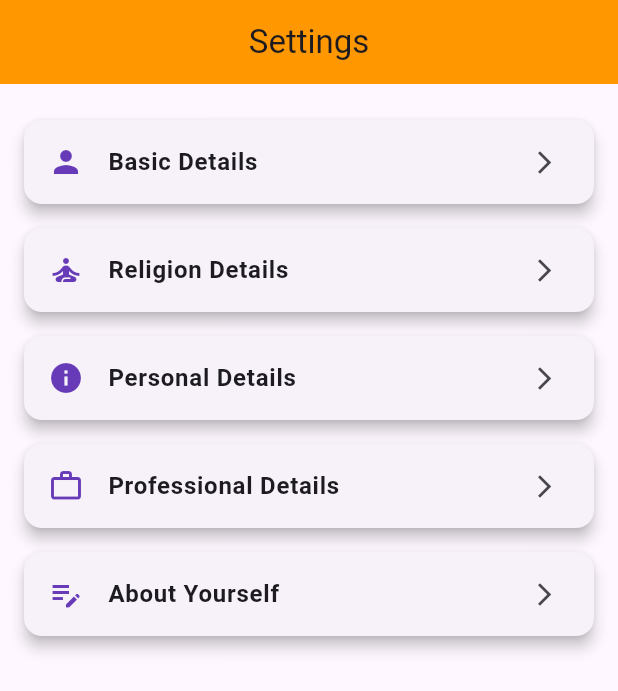
After one commit to ashishGit-Hub/matrimony, a Flutter app: the SettingsScreen screen opened directly, on a phone screen of 412 x 824 dp. The commit adds this screen. Shown: the top 691 px of the screen. Run offline on Flutter 3.47's test engine with Material 3 defaults, Android fonts, the phone set to English and light mode, and no system bars; our stand-ins replace firebase_core, firebase_messaging, flutter_local_notifications, image_picker, permission_handler, shared_preferences and 1 more; accounts and stored records are empty.

Commit message:
to create the setting screen

```diff
--- a/lib/features/home_module/view/home_screen.dart
+++ b/lib/features/home_module/view/home_screen.dart
@@ -6,6 +6,7 @@ import 'package:matrimonial_app/features/home_module/view/change_passwordscreen.
 import 'package:matrimonial_app/features/match_module/view/match_screen.dart';
 import 'package:matrimonial_app/features/profile_module/view/profile_screen.dart';
 import 'package:matrimonial_app/features/register_module/view/basic_detils_screen.dart';
+import 'package:matrimonial_app/features/setting_module/setting_screen.dart';
 
 import '../../notification_module/view/notification_list_screen.dart';
 import '../model/profile_drawer.dart';
@@ -29,7 +30,7 @@ class _HomeScreenState extends State<HomeScreen> {
       HomeContent(username: widget.username, scaffoldKey: _scaffoldKey),
       const MatchesScreen(),
       ChatScreen(),
-      BasicDetailsScreen(isRegisteredScreen: false),
+      SettingsScreen(),
     ];
 
     return Scaffold(
@@ -48,7 +49,7 @@ class _HomeScreenState extends State<HomeScreen> {
           BottomNavigationBarItem(icon: Icon(Icons.home), label: "Home"),
           BottomNavigationBarItem(icon: Icon(Icons.favorite), label: "Matches"),
           BottomNavigationBarItem(icon: Icon(Icons.chat), label: "Chat"),
-          BottomNavigationBarItem(icon: Icon(Icons.person), label: "Profile"),
+          BottomNavigationBarItem(icon: Icon(Icons.settings), label: "Setting"),
         ],
       ),
     );
--- /dev/null
+++ b/lib/features/setting_module/setting_screen.dart
@@ -0,0 +1,87 @@
+import 'package:flutter/material.dart';
+import 'package:matrimonial_app/features/register_module/view/about_yourself_screen.dart';
+import 'package:matrimonial_app/features/register_module/view/basic_detils_screen.dart';
+import 'package:matrimonial_app/features/register_module/view/personal_details.dart';
+import 'package:matrimonial_app/features/register_module/view/proffesionaldetail_screen.dart';
+import 'package:matrimonial_app/features/register_module/view/releigon_details.dart';
+
+class SettingsScreen extends StatelessWidget {
+  const SettingsScreen({super.key});
+
+  @override
+  Widget build(BuildContext context) {
+    final theme = Theme.of(context);
+
+    return Scaffold(
+      appBar: AppBar(
+        title: const Text('Settings'),
+        backgroundColor: Colors.orange,
+        centerTitle: true,
+      ),
+      body: Padding(
+        padding: const EdgeInsets.all(16.0),
+        child: ListView(
+          children: [
+            _buildSettingsCard(
+              context,
+              icon: Icons.person,
+              title: 'Basic Details',
+              screen: BasicDetailsScreen(isRegisteredScreen: false),
+            ),
+            _buildSettingsCard(
+              context,
+              icon: Icons.self_improvement,
+              title: 'Religion Details',
+              screen: ReligionDetailsScreen(),
+            ),
+            _buildSettingsCard(
+              context,
+              icon: Icons.info,
+              title: 'Personal Details',
+              screen: PersonalScreen(),
+            ),
+            _buildSettingsCard(
+              context,
+              icon: Icons.work_outline,
+              title: 'Professional Details',
+              screen: ProfessionalDetailsScreen(),
+            ),
+            _buildSettingsCard(
+              context,
+              icon: Icons.edit_note,
+              title: 'About Yourself',
+              screen: AboutYourselfScreen(),
+            ),
+          ],
+        ),
+      ),
+    );
+  }
+
+  Widget _buildSettingsCard(
+      BuildContext context, {
+        required IconData icon,
+        required String title,
+        required Widget screen,
+      }) {
+    return Card(
+      elevation: 4,
+      shape: RoundedRectangleBorder(borderRadius: BorderRadius.circular(12)),
+      margin: const EdgeInsets.symmetric(vertical: 8),
+      child: ListTile(
+        leading: Icon(icon, color: Colors.deepPurple),
+        title: Text(
+          title,
+          style: TextStyle(fontWeight: FontWeight.w600),
+        ),
+        trailing: const Icon(Icons.arrow_forward_ios, size: 18),
+        onTap: () {
+          Navigator.push(
+            context,
+            MaterialPageRoute(builder: (_) => screen),
+          );
+        },
+      ),
+    );
+  }
+}
```
Also changed, not shown: lib/core/firebase/firebase_notification_service.dart (+60 -11 lines), 1 other file.
